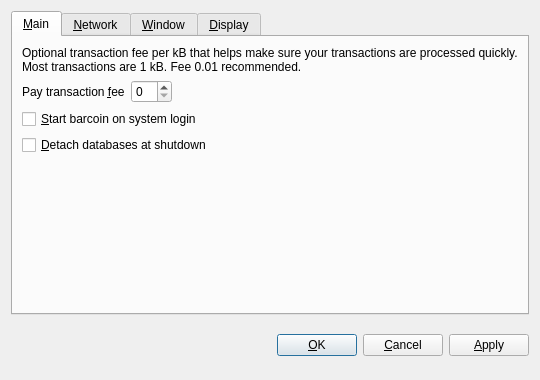
Old version of the form src/qt/forms/optionsdialog.ui in the repository gamecash-project/gamecashmk.
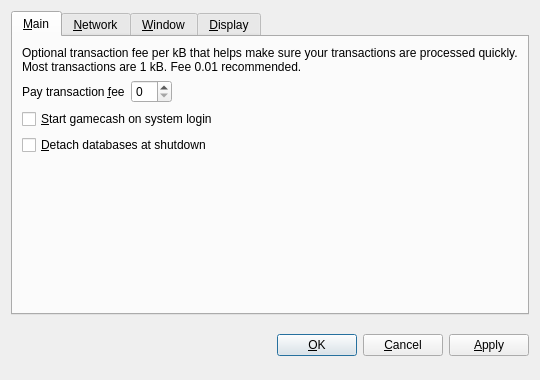
New version of the form. The open tabs and pages were chosen to show the change. Custom widgets are drawn as their Qt base class.

Diff of the .ui file:
```diff
--- a/src/qt/forms/optionsdialog.ui
+++ b/src/qt/forms/optionsdialog.ui
@@ -82,7 +82,7 @@
           <string>Automatically start barcoin after logging in to the system.</string>
          </property>
          <property name="text">
-          <string>&amp;Start barcoin on system login</string>
+          <string>&amp;Start gamecash on system login</string>
          </property>
         </widget>
        </item>
```
Left out of the diff: 12 changed lines with no effect on the pictures.
